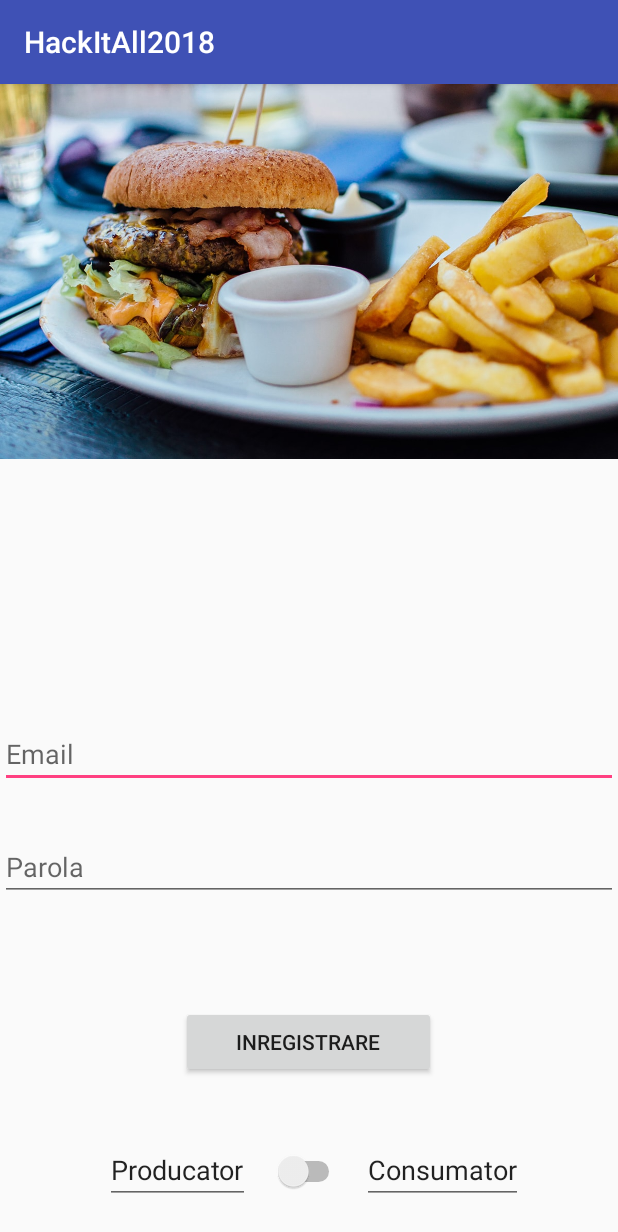
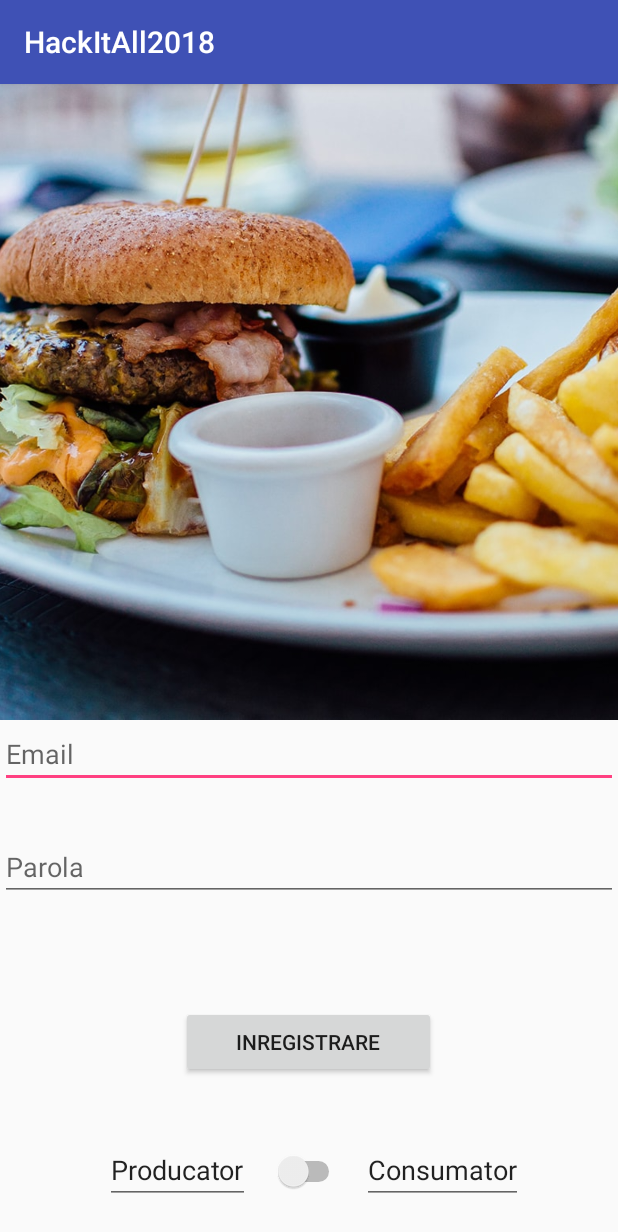
Before and after one commit to tfilip/HackItAll2018, an Android app: the RegisterActivity screen opened directly, with no data from a screen before it, on a phone screen of 412 x 824 dp. Shown: the top 1232 px of the screen. Run offline under Robolectric (Android 15) with nearby library versions, the phone set to English and light mode, and no system bars; our stand-ins replace Firebase (no records; nobody signed in at launch, a user with empty details on screens opened directly).

Commit message:
register

```diff
--- a/app/src/main/res/layout/activity_register.xml
+++ b/app/src/main/res/layout/activity_register.xml
@@ -15,6 +15,7 @@
         android:layout_alignParentTop="true"
         android:adjustViewBounds="true"
         android:layout_centerHorizontal="true"
+        android:layout_above="@+id/loginET"
         android:scaleType="centerCrop"
         android:src="@drawable/restaurant"
         android:layout_centerInParent="true" />
```
Also changed, not shown: app/src/main/res/layout/activity_main.xml (line endings or trailing spaces).
